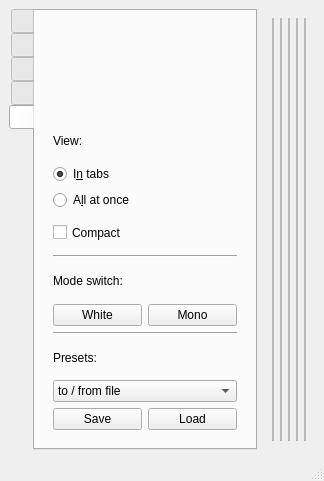
This is share/imblSlits/imblSlits.ui in AustralianSynchrotron/imblSlits as Qt 5 draws it before an edit. The edited form follows.
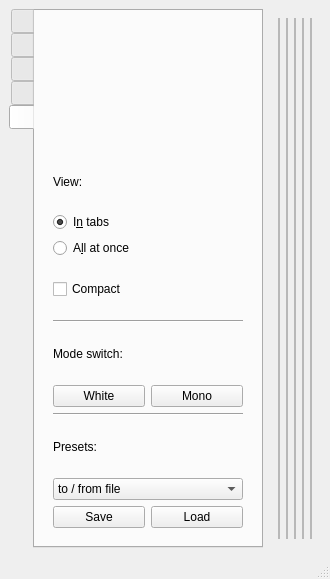
This is the edited form. Icons and pictures are not drawn. Custom widgets are drawn as their Qt base class.

The edit to the form file:
```diff
--- a/share/imblSlits/imblSlits.ui
+++ b/share/imblSlits/imblSlits.ui
@@ -6,8 +6,8 @@
    <rect>
     <x>0</x>
     <y>0</y>
-    <width>324</width>
-    <height>481</height>
+    <width>330</width>
+    <height>579</height>
    </rect>
   </property>
   <property name="windowTitle">
```
Left out of the diff: 9 changed lines with no effect on the pictures.
